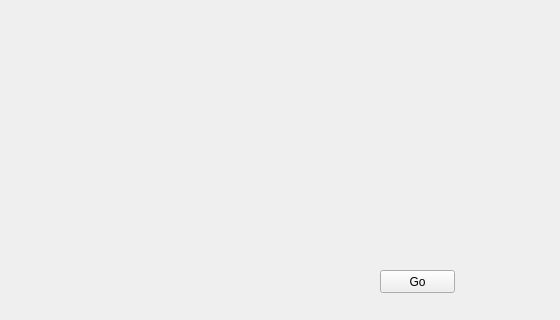
The window that Qt/Dilater/mainwindow.ui (gibbogle/vessel-tools) describes before a commit, drawn with Qt 5; both pictures show x 0 to 560 and y 107 to 427 of the 1319 by 603 pixel window.
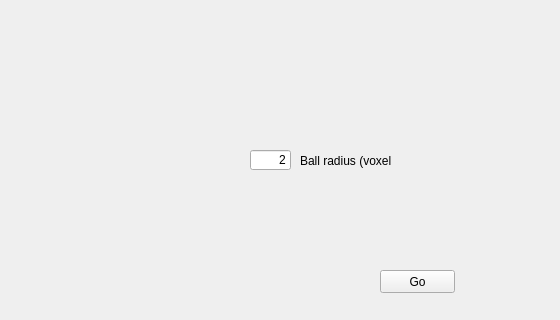
The same window after the commit.

Commit message: Changed eroder to make bin file creation optional Changed dilater to make ball radius an input value.

```diff
--- a/Qt/Dilater/mainwindow.ui
+++ b/Qt/Dilater/mainwindow.ui
@@ -115,6 +115,35 @@
      <string/>
     </property>
    </widget>
+   <widget class="QLabel" name="label_ballradius">
+    <property name="geometry">
+     <rect>
+      <x>300</x>
+      <y>240</y>
+      <width>91</width>
+      <height>21</height>
+     </rect>
+    </property>
+    <property name="text">
+     <string>Ball radius (voxels)</string>
+    </property>
+   </widget>
+   <widget class="QLineEdit" name="lineEdit_ballradius">
+    <property name="geometry">
+     <rect>
+      <x>250</x>
+      <y>240</y>
+      <width>41</width>
+      <height>20</height>
+     </rect>
+    </property>
+    <property name="text">
+     <string>2</string>
+    </property>
+    <property name="alignment">
+     <set>Qt::AlignRight|Qt::AlignTrailing|Qt::AlignVCenter</set>
+    </property>
+   </widget>
   </widget>
   <widget class="QMenuBar" name="menuBar">
    <property name="geometry">
```
The commit also changes 7 other files.
